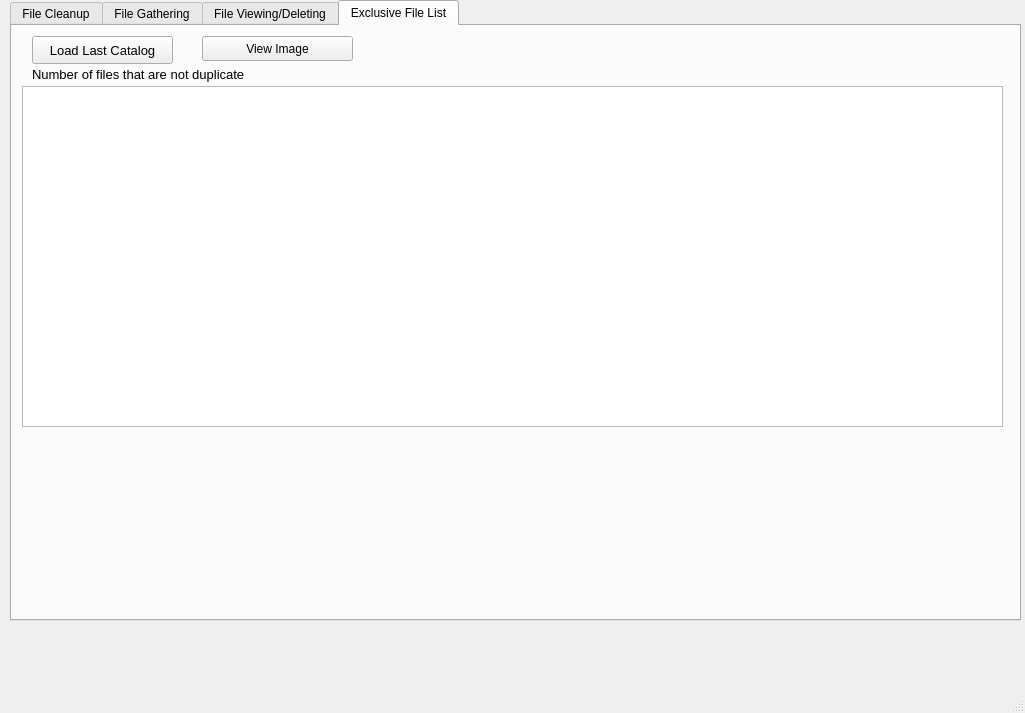
Above: MomsDuplicateDeleter/momsduplicatedeleter.ui from rickbronze/MomsDuplicateDeleter before the change. Below: the same form after it.
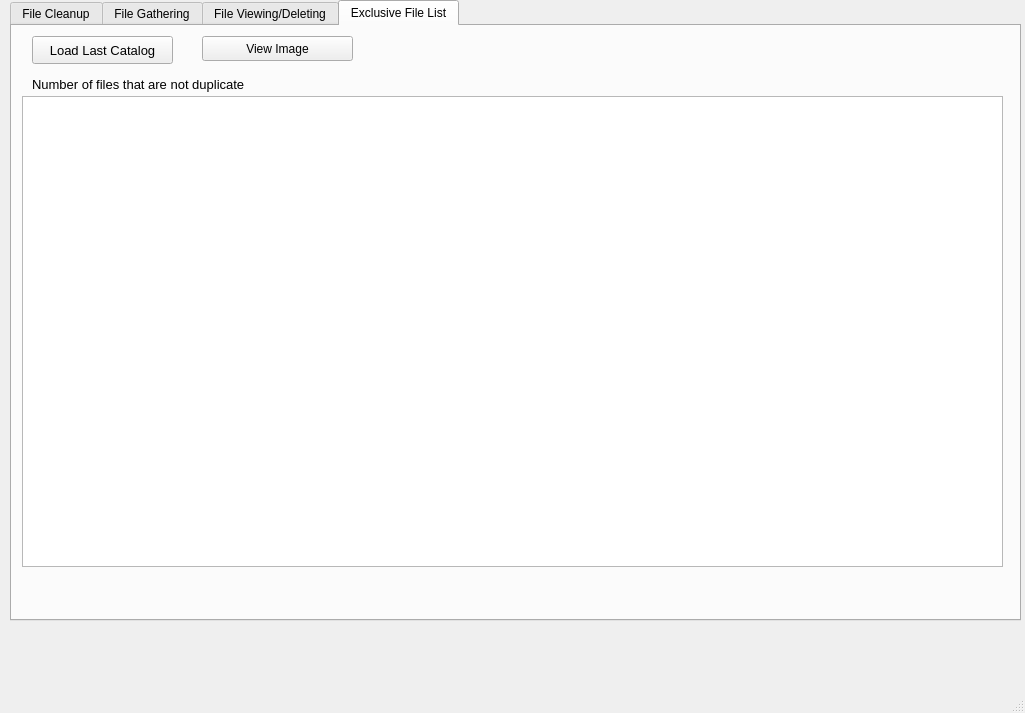
That is the form after the change. The open tabs and pages were chosen to show the change. Icons and pictures are not drawn.

Commit message: added new tab for finding unique files as well

What changed in the file:
```diff
--- a/MomsDuplicateDeleter/momsduplicatedeleter.ui
+++ b/MomsDuplicateDeleter/momsduplicatedeleter.ui
@@ -587,9 +587,9 @@
       <property name="geometry">
        <rect>
         <x>10</x>
-        <y>60</y>
+        <y>70</y>
         <width>981</width>
-        <height>341</height>
+        <height>471</height>
        </rect>
       </property>
       <property name="font">
@@ -639,7 +639,7 @@
       <property name="geometry">
        <rect>
         <x>20</x>
-        <y>40</y>
+        <y>50</y>
         <width>281</width>
         <height>16</height>
        </rect>
```
The commit also changes 3 other files.
